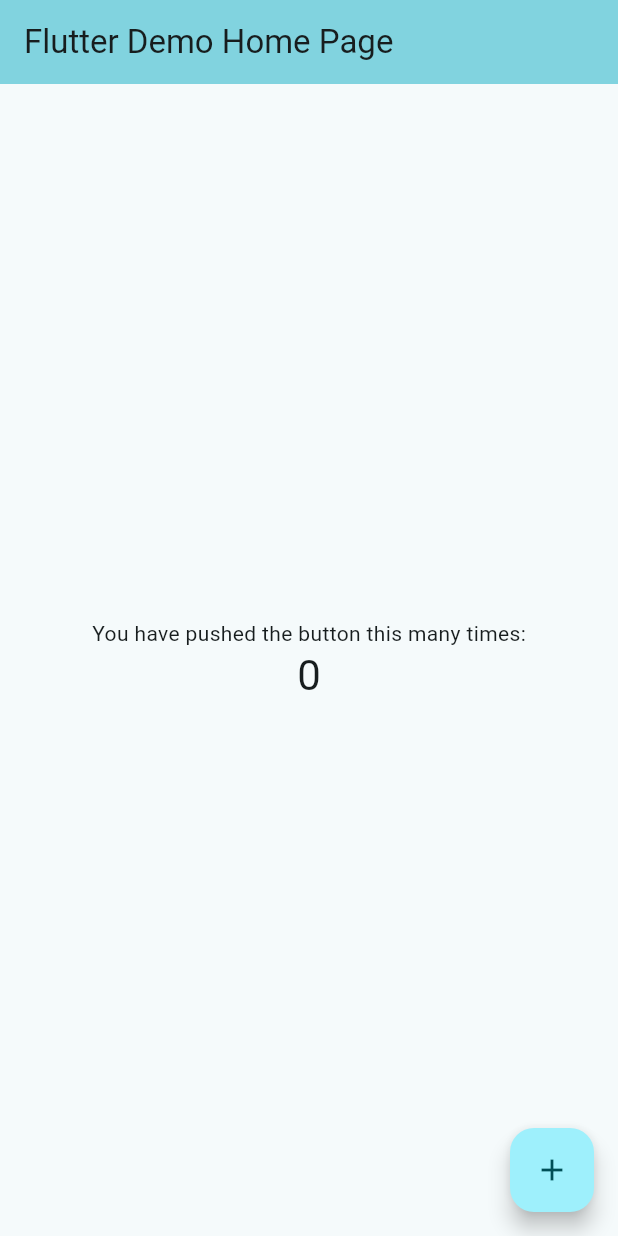
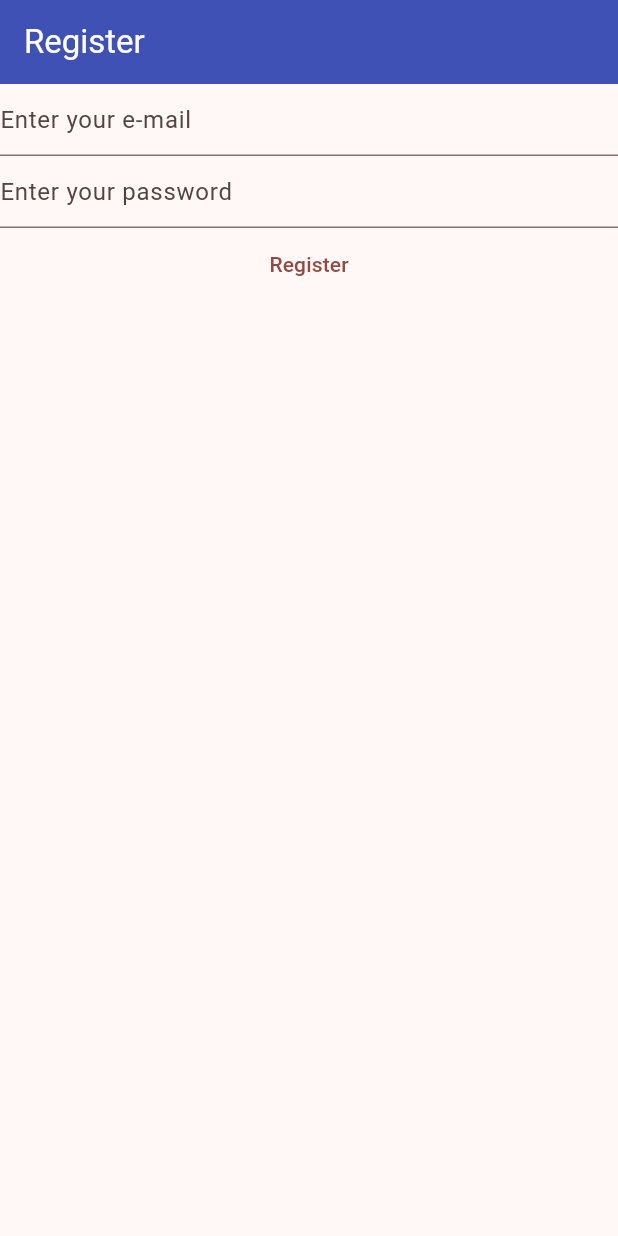
Before and after one commit to linnathoncode/notey, a Flutter app: the screen it shows after launch, on a phone screen of 412 x 824 dp. Run offline on Flutter 3.47's test engine with Material 3 defaults, Android fonts, the phone set to English and light mode, and no system bars; our stand-ins replace firebase_auth, firebase_core; accounts and stored records are empty.

```diff
--- a/lib/main.dart
+++ b/lib/main.dart
@@ -1,126 +1,110 @@
+import 'package:firebase_core/firebase_core.dart';
 import 'package:flutter/material.dart';
+import 'package:firebase_auth/firebase_auth.dart';
+import 'firebase_options.dart';
 
-void main() {
-  runApp(const MyApp());
+void main() async {
+  WidgetsFlutterBinding.ensureInitialized();
+  await Firebase.initializeApp(
+    options: DefaultFirebaseOptions.currentPlatform,
+  );
+  runApp(
+    MaterialApp(
+      debugShowCheckedModeBanner: false,
+      title: 'Notey',
+      theme: ThemeData(
+        colorScheme:
+            ColorScheme.fromSeed(seedColor: Color.fromARGB(255, 163, 5, 5)),
+        useMaterial3: true,
+      ),
+      home: const HomePage(),
+    ),
+  );
 }
 
-class MyApp extends StatelessWidget {
-  const MyApp({super.key});
+class HomePage extends StatefulWidget {
+  const HomePage({super.key});
 
-  // This widget is the root of your application.
   @override
-  Widget build(BuildContext context) {
-    return MaterialApp(
-      title: 'Flutter Demo',
-      theme: ThemeData(
-        // This is the theme of your application.
-        //
-        // TRY THIS: Try running your application with "flutter run". You'll see
-        // the application has a purple toolbar. Then, without quitting the app,
-        // try changing the seedColor in the colorScheme below to Colors.green
-        // and then invoke "hot reload" (save your changes or press the "hot
-        // reload" button in a Flutter-supported IDE, or press "r" if you used
-        // the command line to start the app).
-        //
-        // Notice that the counter didn't reset back to zero; the application
-        // state is not lost during the reload. To reset the state, use hot
-        // restart instead.
-        //
-        // This works for code too, not just values: Most code changes can be
-        // tested with just a hot reload.
-        colorScheme: ColorScheme.fromSeed(
-            seedColor: const Color.fromARGB(255, 58, 169, 183)),
-        useMaterial3: true,
-      ),
-      home: const MyHomePage(title: 'Flutter Demo Home Page'),
-    );
-  }
+  State<HomePage> createState() => _HomePageState();
 }
 
-class MyHomePage extends StatefulWidget {
-  const MyHomePage({super.key, required this.title});
-
-  // This widget is the home page of your application. It is stateful, meaning
-  // that it has a State object (defined below) that contains fields that affect
-  // how it looks.
-
-  // This class is the configuration for the state. It holds the values (in this
-  // case the title) provided by the parent (in this case the App widget) and
-  // used by the build method of the State. Fields in a Widget subclass are
-  // always marked "final".
-
-  final String title;
+class _HomePageState extends State<HomePage> {
+  late final TextEditingController _email;
+  late final TextEditingController _password;
 
   @override
-  State<MyHomePage> createState() => _MyHomePageState();
-}
+  void initState() {
+    _email = TextEditingController();
+    _password = TextEditingController();
+    super.initState();
+  }
 
-class _MyHomePageState extends State<MyHomePage> {
-  int _counter = 0;
-
-  void _incrementCounter() {
-    setState(() {
-      // This call to setState tells the Flutter framework that something has
-      // changed in this State, which causes it to rerun the build method below
-      // so that the display can reflect the updated values. If we changed
-      // _counter without calling setState(), then the build method would not be
-      // called again, and so nothing would appear to happen.
-      _counter++;
-    });
+  @override
+  void dispose() {
+    _email.dispose();
+    _password.dispose();
+    super.dispose();
   }
 
   @override
   Widget build(BuildContext context) {
-    // This method is rerun every time setState is called, for instance as done
-    // by the _incrementCounter method above.
-    //
-    // The Flutter framework has been optimized to make rerunning build methods
-    // fast, so that you can just rebuild anything that needs updating rather
-    // than having to individually change instances of widgets.
     return Scaffold(
       appBar: AppBar(
-        // TRY THIS: Try changing the color here to a specific color (to
-        // Colors.amber, perhaps?) and trigger a hot reload to see the AppBar
-        // change color while the other colors stay the same.
-        backgroundColor: Theme.of(context).colorScheme.inversePrimary,
-        // Here we take the value from the MyHomePage object that was created by
-        // the App.build method, and use it to set our appbar title.
-        title: Text(widget.title),
+        title: const Text("Register"),
+        backgroundColor: Colors.indigo,
+        foregroundColor: Colors.white,
       ),
-      body: Center(
-        // Center is a layout widget. It takes a single child and positions it
-        // in the middle of the parent.
-        child: Column(
-          // Column is also a layout widget. It takes a list of children and
-          // arranges them vertically. By default, it sizes itself to fit its
-          // children horizontally, and tries to be as tall as its parent.
-          //
-          // Column has various properties to control how it sizes itself and
-          // how it positions its children. Here we use mainAxisAlignment to
-          // center the children vertically; the main axis here is the vertical
-          // axis because Columns are vertical (the cross axis would be
-          // horizontal).
-          //
-          // TRY THIS: Invoke "debug painting" (choose the "Toggle Debug Paint"
-          // action in the IDE, or press "p" in the console), to see the
-          // wireframe for each widget.
-          mainAxisAlignment: MainAxisAlignment.center,
-          children: <Widget>[
-            const Text(
-              'You have pushed the button this many times:',
-            ),
-            Text(
-              '$_counter',
-              style: Theme.of(context).textTheme.headlineMedium,
-            ),
-          ],
-        ),
+      body: Column(
+        children: [
+          TextField(
+            autocorrect: false,
+            keyboardType: TextInputType.emailAddress,
+            controller: _email,
+            decoration: const InputDecoration(hintText: "Enter your e-mail"),
+          ),
+          TextField(
+            obscureText: true,
+            obscuringCharacter: "*",
+            enableSuggestions: false,
+            autocorrect: false,
+            controller: _password,
+            decoration: const InputDecoration(hintText: "Enter your password"),
+          ),
+          TextButton(
+            onPressed: () async {
+              final email = _email.text;
+              final password = _password.text;
+              try {
+                final userCredential = await FirebaseAuth.instance
+                    .createUserWithEmailAndPassword(
+                        email: email, password: password);
+                print(userCredential);
+              } catch (e) {
+                print("Registration Error: $e");
+                showDialog(
+                  context: context,
+                  builder: (context) {
+                    return AlertDialog(
+                      title: const Text("Error"),
+                      content: Text(e.toString()),
+                      actions: [
+                        TextButton(
+                          onPressed: () {
+                            Navigator.of(context).pop();
+                          },
+                          child: const Text("OK"),
+                        ),
+                      ],
+                    );
+                  },
+                );
+              }
+            },
+            child: const Text("Register"),
+          ),
+        ],
       ),
-      floatingActionButton: FloatingActionButton(
-        onPressed: _incrementCounter,
-        tooltip: 'Increment',
-        child: const Icon(Icons.add),
-      ), // This trailing comma makes auto-formatting nicer for build methods.
     );
   }
 }
```
Also changed, not shown: 1 other file.
